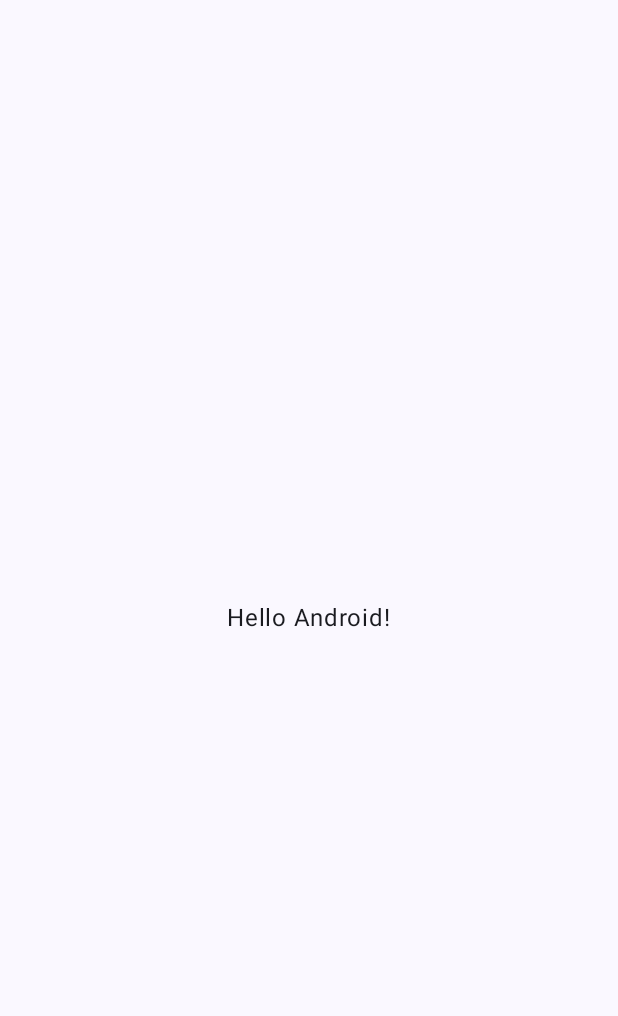
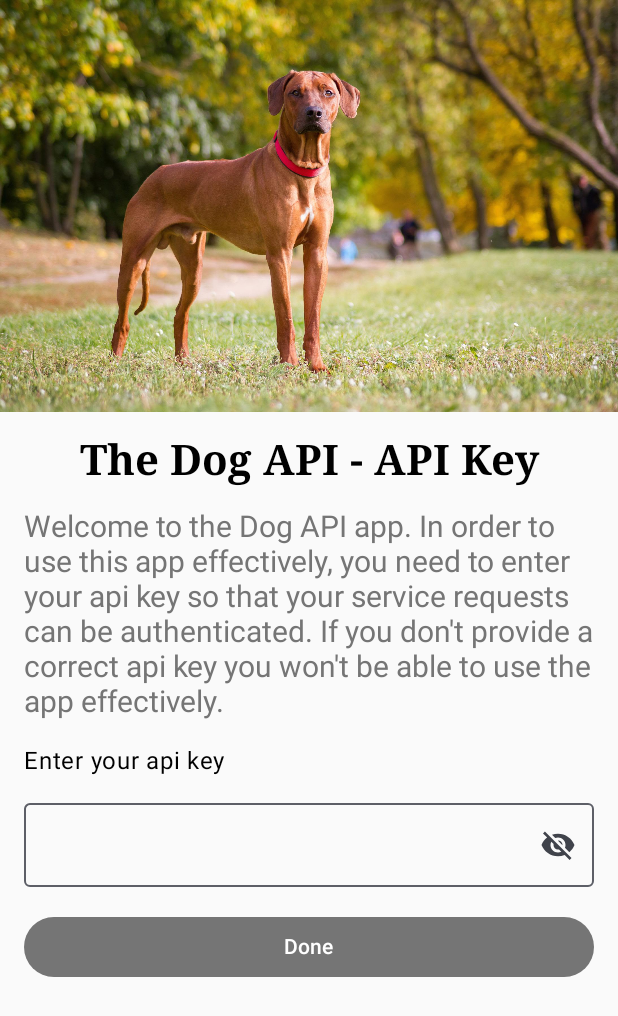
Before and after one commit to lizwi-ntikinca/dog-application, an Android app built with Jetpack Compose: the screen it shows after launch (MainActivity), on a phone screen of 412 x 824 dp. Before the commit the part shown is almost empty. Shown: the top 1016 px of the screen. Run offline under Robolectric (Android 15) with nearby library versions, the phone set to English and light mode, and no system bars; our stand-ins replace Dagger/Hilt's generated code.

Commit message:
[feature] Implement navigation and screen to enter your API with only function to enter and save entered key.

```diff
--- a/app/src/main/java/com/lizwin/dog_app/MainActivity.kt
+++ b/app/src/main/java/com/lizwin/dog_app/MainActivity.kt
@@ -4,15 +4,7 @@ import android.os.Bundle
 import androidx.activity.ComponentActivity
 import androidx.activity.compose.setContent
 import androidx.activity.enableEdgeToEdge
-import androidx.compose.foundation.layout.Arrangement
-import androidx.compose.foundation.layout.Column
-import androidx.compose.foundation.layout.fillMaxSize
-import androidx.compose.foundation.layout.padding
-import androidx.compose.material3.Scaffold
-import androidx.compose.material3.Text
-import androidx.compose.runtime.Composable
-import androidx.compose.ui.Alignment
-import androidx.compose.ui.Modifier
+import com.lizwin.dog_app.common.presentation.navigation.AppNavHost
 import com.lizwin.dog_app.common.presentation.theme.DogApplicationTheme
 import dagger.hilt.android.AndroidEntryPoint
 
@@ -23,27 +15,8 @@ class MainActivity : ComponentActivity() {
         enableEdgeToEdge()
         setContent {
             DogApplicationTheme {
-                Scaffold(modifier = Modifier.fillMaxSize()) { innerPadding ->
-                    Greeting(
-                        name = "Android",
-                        modifier = Modifier.padding(innerPadding)
-                    )
-                }
+                AppNavHost()
             }
         }
     }
 }
-
-@Composable
-fun Greeting(name: String, modifier: Modifier = Modifier) {
-    Column(
-        modifier = Modifier.fillMaxSize(),
-        verticalArrangement = Arrangement.Center,
-        horizontalAlignment = Alignment.CenterHorizontally
-    ) {
-        Text(
-            text = "Hello $name!",
-            modifier = modifier
-        )
-    }
-}
--- /dev/null
+++ b/app/src/main/java/com/lizwin/dog_app/api_key/presentation/ApiKeyEvent.kt
@@ -0,0 +1,5 @@
+package com.lizwin.dog_app.api_key.presentation
+
+sealed class ApiKeyEvent {
+    data class OnDoneButtonClicked(val apiKey: String) : ApiKeyEvent()
+}
--- /dev/null
+++ b/app/src/main/java/com/lizwin/dog_app/api_key/presentation/ApiKeyViewModel.kt
@@ -0,0 +1,19 @@
+package com.lizwin.dog_app.api_key.presentation
+
+import android.content.Context
+import androidx.lifecycle.ViewModel
+import com.lizwin.dog_app.common.data.security.SecureStorage
+import dagger.hilt.android.lifecycle.HiltViewModel
+import javax.inject.Inject
+
+@HiltViewModel
+class ApiKeyViewModel @Inject constructor(private val context: Context) : ViewModel() {
+
+    fun onEvent(event: ApiKeyEvent) {
+        when(event) {
+            is ApiKeyEvent.OnDoneButtonClicked -> {
+                SecureStorage.saveApiKey(context = context, event.apiKey) // Store API key securely
+            }
+        }
+    }
+}
--- /dev/null
+++ b/app/src/main/java/com/lizwin/dog_app/common/presentation/navigation/ApiKeyScreen.kt
@@ -0,0 +1,125 @@
+package com.lizwin.dog_app.common.presentation.navigation
+
+import androidx.compose.foundation.Image
+import androidx.compose.foundation.layout.Arrangement
+import androidx.compose.foundation.layout.Box
+import androidx.compose.foundation.layout.Column
+import androidx.compose.foundation.layout.fillMaxSize
+import androidx.compose.foundation.layout.fillMaxWidth
+import androidx.compose.foundation.layout.padding
+import androidx.compose.material.icons.Icons
+import androidx.compose.material3.Icon
+import androidx.compose.material3.IconButton
+import androidx.compose.material3.Text
+import androidx.compose.runtime.Composable
+import androidx.compose.runtime.remember
+import androidx.compose.runtime.getValue
+import androidx.compose.runtime.mutableStateOf
+import androidx.compose.runtime.setValue
+import androidx.compose.ui.Modifier
+import androidx.compose.ui.text.input.PasswordVisualTransformation
+import androidx.compose.ui.unit.dp
+import androidx.compose.material.icons.filled.Visibility
+import androidx.compose.material.icons.filled.VisibilityOff
+import androidx.compose.material3.Button
+import androidx.compose.material3.ButtonColors
+import androidx.compose.material3.OutlinedTextField
+import androidx.compose.ui.graphics.Color
+import androidx.compose.ui.res.painterResource
+import androidx.compose.ui.res.stringResource
+import androidx.compose.ui.text.TextStyle
+import androidx.compose.ui.text.font.FontFamily
+import androidx.compose.ui.text.font.FontWeight
+import androidx.compose.ui.text.input.VisualTransformation
+import androidx.compose.ui.text.style.TextAlign
+import androidx.compose.ui.unit.sp
+import com.lizwin.dog_app.R
+import com.lizwin.dog_app.api_key.presentation.ApiKeyEvent
+
+@Composable
+fun ApiKeyScreen(
+    apiKeyEvent: (ApiKeyEvent) -> Unit,
+) {
+    Box(
+        modifier = Modifier.fillMaxSize()
+    ) {
+        Column(
+            verticalArrangement = Arrangement.spacedBy(16.dp)
+        ) {
+            var apiKey by remember { mutableStateOf("") }
+            var passwordVisible by remember { mutableStateOf(false) }
+
+            Image(
+                painter = painterResource(id = R.drawable.dog),
+                contentDescription = stringResource(R.string.image_description),
+                modifier = Modifier.fillMaxWidth()
+            )
+
+            Text(
+                text = stringResource(R.string.title_api_key_screen),
+                modifier = Modifier.fillMaxWidth(),
+                textAlign = TextAlign.Center,
+                style = TextStyle(
+                    fontWeight = FontWeight.Bold,
+                    fontFamily = FontFamily.Serif,
+                    fontSize = 28.sp
+                )
+            )
+
+            Text(
+                text = stringResource(R.string.description_api_key_screen),
+                modifier = Modifier
+                    .fillMaxWidth()
+                    .padding(horizontal = 16.dp),
+                style = TextStyle(
+                    color = Color(0xFF757575),
+                    fontWeight = FontWeight.W400,
+                    fontSize = 20.sp,
+                )
+            )
+
+            Text(
+                text = stringResource(id = R.string.enter_api_key),
+                modifier = Modifier.padding(horizontal = 16.dp)
+            )
+
+            OutlinedTextField(
+                value = apiKey,
+                onValueChange = {
+                    apiKey = it
+                },
+                modifier = Modifier
+                    .fillMaxWidth()
+                    .padding(horizontal = 16.dp),
+                visualTransformation = if (passwordVisible) VisualTransformation.None else PasswordVisualTransformation(),
+                trailingIcon = {
+                    val image = if (passwordVisible) Icons.Default.Visibility else Icons.Default.VisibilityOff
+                    IconButton(onClick = { passwordVisible = !passwordVisible }) {
+                        Icon(imageVector = image, contentDescription = stringResource(id = R.string.toggle_password_visibility))
+                    }
+                },
+                singleLine = true
+            )
+
+            Button(
+                onClick = {
+                    apiKeyEvent(ApiKeyEvent.OnDoneButtonClicked(apiKey))
+                },
+                modifier = Modifier
+                    .fillMaxWidth()
+                    .padding(horizontal = 16.dp),
+                enabled = apiKey.isNotEmpty(),
+                colors = ButtonColors(
+                    contentColor = Color(0xFFFFFFFF),
+                    containerColor = Color(0xFF00A0D2),
+                    disabledContainerColor = Color(0xFF757575),
+                    disabledContentColor = Color(0xFFFFFFFF)
+                )
+            ) {
+                Text(
+                    text = stringResource(id = R.string.done)
+                )
+            }
+        }
+    }
+}
--- /dev/null
+++ b/app/src/main/java/com/lizwin/dog_app/common/presentation/navigation/AppNavHost.kt
@@ -0,0 +1,21 @@
+package com.lizwin.dog_app.common.presentation.navigation
+
+import androidx.compose.runtime.Composable
+
+import androidx.hilt.navigation.compose.hiltViewModel
+import androidx.navigation.NavHostController
+import androidx.navigation.compose.NavHost
+import androidx.navigation.compose.composable
+import androidx.navigation.compose.rememberNavController
+import com.lizwin.dog_app.api_key.presentation.ApiKeyViewModel
+
+@Composable
+fun AppNavHost(navController: NavHostController = rememberNavController(), startDestination: String = Destinations.ApiKey.route) {
+
+    NavHost(navController = navController, startDestination = startDestination) {
+        composable(Destinations.ApiKey.route) {
+            val viewModel: ApiKeyViewModel = hiltViewModel()
+            ApiKeyScreen(viewModel::onEvent)
+        }
+    }
+}
--- /dev/null
+++ b/app/src/main/java/com/lizwin/dog_app/common/presentation/navigation/Destinations.kt
@@ -0,0 +1,5 @@
+package com.lizwin.dog_app.common.presentation.navigation
+
+sealed class Destinations(val route: String) {
+    data object ApiKey : Destinations(Routes.API_KEY)
+}
--- /dev/null
+++ b/app/src/main/java/com/lizwin/dog_app/common/presentation/navigation/Routes.kt
@@ -0,0 +1,5 @@
+package com.lizwin.dog_app.common.presentation.navigation
+
+object Routes {
+    const val API_KEY = "api_key"
+}
--- a/app/src/main/res/values/strings.xml
+++ b/app/src/main/res/values/strings.xml
@@ -1,3 +1,11 @@
 <resources>
     <string name="app_name">Dog App</string>
+    <string name="enter_api_key">Enter your api key</string>
+    <string name="done">Done</string>
+
+    <!--View descriptions -->
+    <string name="toggle_password_visibility">Toggle password visibility</string>
+    <string name="image_description">picture</string>
+    <string name="title_api_key_screen">The Dog API - API Key</string>
+    <string name="description_api_key_screen">Welcome to the Dog API app. In order to use this app effectively, you need to enter your api key so that your service requests can be authenticated. If you don\'t provide a correct api key you won\'t be able to use the app effectively.</string>
 </resources>
```
Also changed, not shown: app/src/main/res/drawable/dog.jpg (added).
